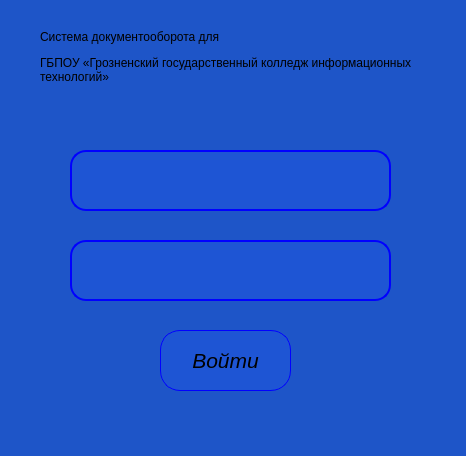
The window that app/ui/login.ui (Xbasan/Diplom) describes before a commit, drawn with Qt 5.
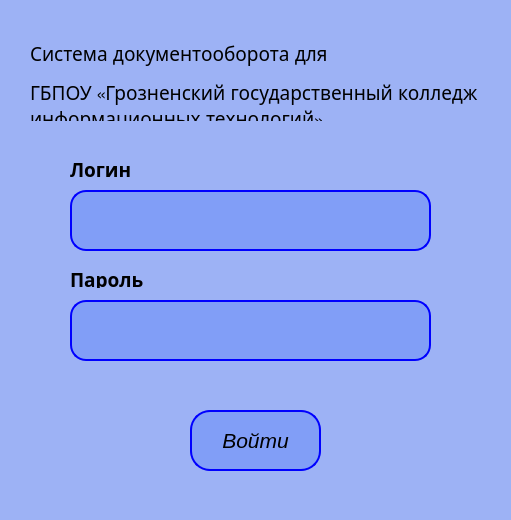
The same window after the commit.

Diff of the .ui file:
```diff
--- a/app/ui/login.ui
+++ b/app/ui/login.ui
@@ -6,105 +6,69 @@
    <rect>
     <x>0</x>
     <y>0</y>
-    <width>466</width>
-    <height>456</height>
+    <width>511</width>
+    <height>520</height>
    </rect>
   </property>
   <property name="windowTitle">
    <string>Авторизация в системе документо оборота</string>
   </property>
   <property name="styleSheet">
-   <string notr="true">border-radius:30px;
-background-color: rgb(30, 85, 200);</string>
+   <string notr="true"/>
   </property>
-  <widget class="QLineEdit" name="login">
+  <widget class="QWidget" name="widget" native="true">
    <property name="geometry">
     <rect>
-     <x>70</x>
-     <y>150</y>
-     <width>321</width>
-     <height>61</height>
+     <x>0</x>
+     <y>0</y>
+     <width>511</width>
+     <height>521</height>
     </rect>
    </property>
-   <property name="font">
-    <font>
-     <family>URW Gothic [UKWN]</family>
-     <pointsize>16</pointsize>
-     <italic>false</italic>
-    </font>
-   </property>
    <property name="styleSheet">
-    <string notr="true">background-color: rgba(30, 85, 255, 55);
-border-style: solid;
-border-width: 2px;
-border-color: blue;
-border-radius:16px;
-padding:16px;</string>
+    <string notr="true">
+background-color: rgba(30, 85, 255, 100);</string>
    </property>
-  </widget>
-  <widget class="QLineEdit" name="password">
+   <widget class="QLabel" name="audentifaceit_errorLabel">
    <property name="geometry">
     <rect>
      <x>70</x>
-     <y>240</y>
-     <width>321</width>
-     <height>61</height>
+      <y>370</y>
+      <width>351</width>
+      <height>18</height>
     </rect>
    </property>
    <property name="font">
     <font>
      <family>URW Gothic [UKWN]</family>
-     <pointsize>16</pointsize>
+      <pointsize>12</pointsize>
     </font>
    </property>
    <property name="styleSheet">
-    <string notr="true">background-color: rgba(30, 85, 255, 55);
-border-style: solid;
-border-width: 2px;
-border-color: blue;
-border-radius:16px;
-padding:16px;</string>
-   </property>
-   <property name="echoMode">
-    <enum>QLineEdit::EchoMode::Password</enum>
-   </property>
-  </widget>
-  <widget class="QPushButton" name="pushButton">
-   <property name="geometry">
-    <rect>
-     <x>160</x>
-     <y>330</y>
-     <width>131</width>
-     <height>61</height>
-    </rect>
-   </property>
-   <property name="font">
-    <font>
-     <pointsize>16</pointsize>
-     <italic>true</italic>
-    </font>
-   </property>
-   <property name="styleSheet">
-    <string notr="true">background-color: rgba(30, 85, 255, 55);
-border-style: solid;
-border-width: 1px;
-border-color: blue;
-border-radius:20px;
-padding:16px;</string>
+     <string notr="true">color: rgba(30, 85, 255, 0);;
+background-color: None;</string>
    </property>
    <property name="text">
-    <string>Войти</string>
+     <string>Введенные данные некорректны</string>
    </property>
   </widget>
   <widget class="QLabel" name="label">
    <property name="geometry">
     <rect>
-     <x>40</x>
-     <y>30</y>
-     <width>381</width>
+      <x>30</x>
+      <y>40</y>
+      <width>451</width>
      <height>81</height>
     </rect>
    </property>
+    <property name="font">
+     <font>
+      <family>URW Gothic [UKWN]</family>
+      <pointsize>14</pointsize>
+      <italic>false</italic>
+      <bold>false</bold>
+     </font>
+    </property>
    <property name="focusPolicy">
     <enum>Qt::FocusPolicy::NoFocus</enum>
    </property>
@@ -138,11 +102,90 @@
     <bool>true</bool>
    </property>
   </widget>
+   <widget class="QLineEdit" name="password">
+    <property name="geometry">
+     <rect>
+      <x>70</x>
+      <y>300</y>
+      <width>361</width>
+      <height>61</height>
+     </rect>
+    </property>
+    <property name="font">
+     <font>
+      <family>URW Gothic [UKWN]</family>
+      <pointsize>16</pointsize>
+     </font>
+    </property>
+    <property name="styleSheet">
+     <string notr="true">background-color: rgba(30, 85, 255, 55);
+border-style: solid;
+border-width: 2px;
+border-color: blue;
+border-radius:16px;
+padding:16px;</string>
+    </property>
+    <property name="echoMode">
+     <enum>QLineEdit::EchoMode::Password</enum>
+    </property>
+   </widget>
+   <widget class="QLineEdit" name="login">
+    <property name="geometry">
+     <rect>
+      <x>70</x>
+      <y>190</y>
+      <width>361</width>
+      <height>61</height>
+     </rect>
+    </property>
+    <property name="font">
+     <font>
+      <family>URW Gothic [UKWN]</family>
+      <pointsize>16</pointsize>
+      <italic>false</italic>
+     </font>
+    </property>
+    <property name="styleSheet">
+     <string notr="true">background-color: rgba(30, 85, 255, 55);
+border-style: solid;
+border-width: 2px;
+border-color: blue;
+border-radius:16px;
+padding:16px;</string>
+    </property>
+   </widget>
+   <widget class="QPushButton" name="pushButton">
+    <property name="geometry">
+     <rect>
+      <x>190</x>
+      <y>410</y>
+      <width>131</width>
+      <height>61</height>
+     </rect>
+    </property>
+    <property name="font">
+     <font>
+      <pointsize>16</pointsize>
+      <italic>true</italic>
+     </font>
+    </property>
+    <property name="styleSheet">
+     <string notr="true">background-color: rgba(30, 85, 255, 55);
+border-style: solid;
+border-width: 2px;
+border-color: blue;
+border-radius:20px;
+padding:16px;</string>
+    </property>
+    <property name="text">
+     <string>Войти</string>
+    </property>
+   </widget>
   <widget class="QPushButton" name="show_password">
    <property name="geometry">
     <rect>
-     <x>330</x>
-     <y>250</y>
+      <x>370</x>
+      <y>310</y>
      <width>41</width>
      <height>41</height>
     </rect>
@@ -161,28 +204,54 @@
     </size>
    </property>
   </widget>
-  <widget class="QLabel" name="audentifaceit_errorLabel">
+   <widget class="QLabel" name="label_2">
    <property name="geometry">
     <rect>
      <x>70</x>
-     <y>120</y>
-     <width>321</width>
+      <y>160</y>
+      <width>61</width>
      <height>18</height>
     </rect>
    </property>
    <property name="font">
     <font>
-     <family>URW Gothic [UKWN]</family>
-     <pointsize>12</pointsize>
+      <family>URW Gothic [urw]</family>
+      <pointsize>14</pointsize>
+      <italic>false</italic>
+      <bold>true</bold>
     </font>
    </property>
    <property name="styleSheet">
-    <string notr="true">color: rgba(30, 85, 255, 0);;
-background-color: None;</string>
+     <string notr="true">background-color: None;</string>
    </property>
    <property name="text">
-    <string>Введенные данные некорректны</string>
-   </property>
+     <string>Логин</string>
+    </property>
+   </widget>
+   <widget class="QLabel" name="label_3">
+    <property name="geometry">
+     <rect>
+      <x>70</x>
+      <y>270</y>
+      <width>81</width>
+      <height>18</height>
+     </rect>
+    </property>
+    <property name="font">
+     <font>
+      <family>URW Gothic [urw]</family>
+      <pointsize>14</pointsize>
+      <italic>false</italic>
+      <bold>true</bold>
+     </font>
+    </property>
+    <property name="styleSheet">
+     <string notr="true">background-color: None;</string>
+    </property>
+    <property name="text">
+     <string>Пароль</string>
+    </property>
+   </widget>
   </widget>
  </widget>
  <resources/>
```
Left out of the diff: 2 changed lines with no effect on the pictures. Lines whose indentation alone changed are shown as unchanged.
